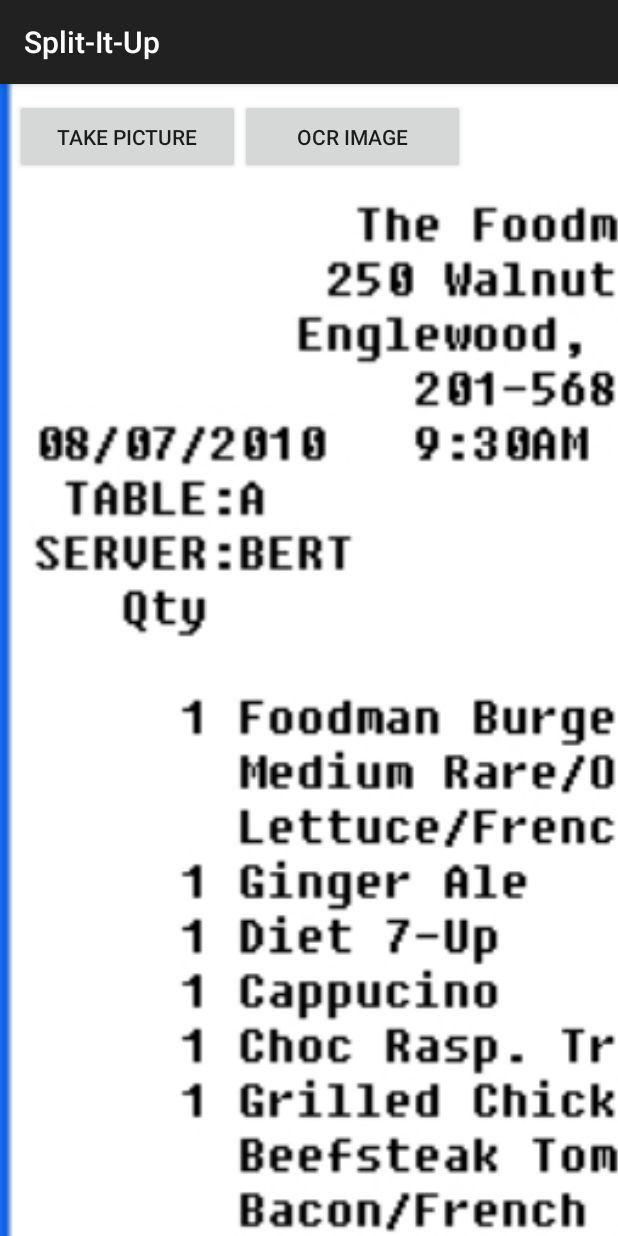
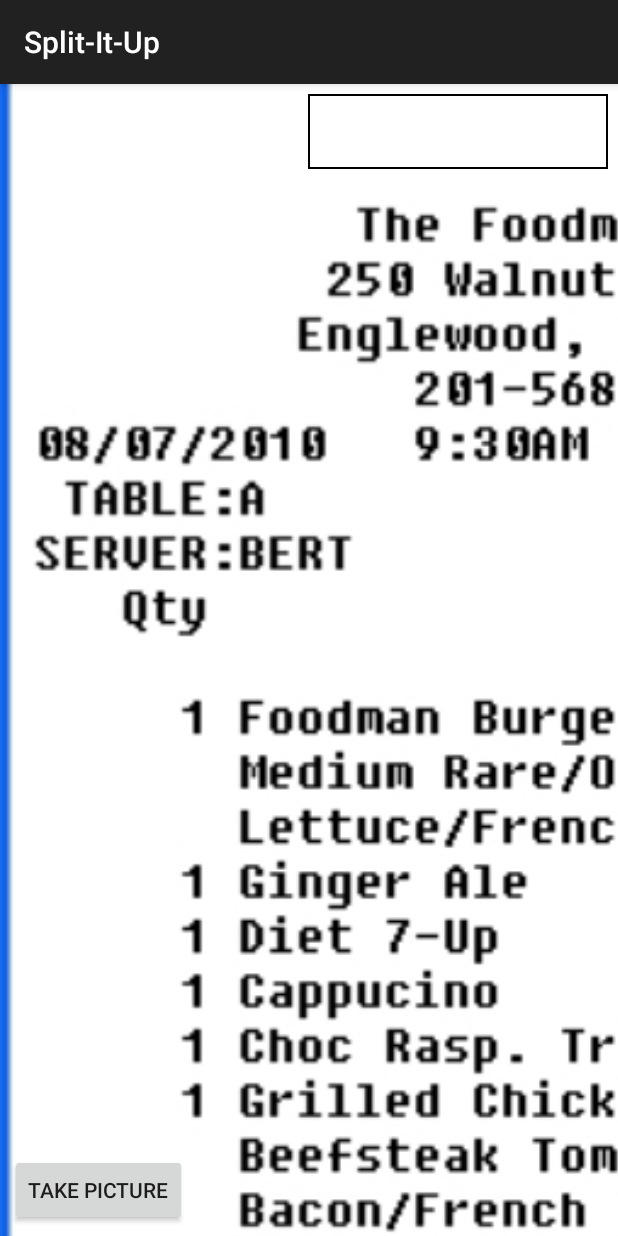
Before and after one commit to Alfwich/split-it-up, an Android app: the fragment MainActivityFragment shown on its own in the app's theme, after a tap on "TAKE PICTURE", on a phone screen of 412 x 824 dp. Run offline under Robolectric (Android 15) with nearby library versions, the phone set to English and light mode, and no system bars; libraries missing offline, so code that uses them is left out: com.googlecode.tesseract; 2 statements that could not run were skipped.

Commit message:
Most of the basic app is working now. Users can take pictures and do OCR on a small piece of the image. Tapping the image will change the center of the OCR image to the tapped location. Once the user is happy with the OCR image tapping on the OCR image will perform OCR on the image. When this is complete the resulting string will be returned and attempted to be added to the current sum.

```diff
--- a/app/src/main/AndroidManifest.xml
+++ b/app/src/main/AndroidManifest.xml
@@ -11,7 +11,8 @@
         android:theme="@style/AppTheme">
         <activity
             android:name=".MainActivity"
-            android:label="@string/app_name" >
+            android:label="@string/app_name"
+            android:theme="@android:style/Theme.Black.NoTitleBar.Fullscreen" >
             <intent-filter>
                 <action android:name="android.intent.action.MAIN" />
 
--- a/app/src/main/java/com/arthurwut/splititup/MainActivity.java
+++ b/app/src/main/java/com/arthurwut/splititup/MainActivity.java
@@ -1,6 +1,7 @@
 package com.arthurwut.splititup;
 
 import android.app.ActionBar;
+import android.app.Activity;
 import android.app.Fragment;
 import android.app.FragmentManager;
 import android.app.FragmentTransaction;
@@ -23,7 +24,7 @@
 
 
 
-public class MainActivity extends ActionBarActivity {
+public class MainActivity extends Activity {
 
     private void copyAssets() {
         AssetManager assetManager = getAssets();
--- a/app/src/main/java/com/arthurwut/splititup/MainActivityFragment.java
+++ b/app/src/main/java/com/arthurwut/splititup/MainActivityFragment.java
@@ -4,30 +4,22 @@
 import android.content.Intent;
 import android.graphics.Bitmap;
 import android.graphics.BitmapFactory;
-import android.graphics.Color;
+import android.graphics.Point;
 import android.net.Uri;
 import android.os.Environment;
 import android.provider.MediaStore;
-import android.support.v4.app.Fragment;
 import android.os.Bundle;
-import android.support.v4.view.MotionEventCompat;
 import android.util.Log;
-import android.view.DragEvent;
+import android.view.Display;
 import android.view.LayoutInflater;
 import android.view.MotionEvent;
-import android.view.ScaleGestureDetector;
 import android.view.View;
 import android.view.ViewGroup;
 import android.widget.AbsoluteLayout;
 import android.widget.Button;
-import android.widget.EditText;
 import android.widget.ImageView;
-import android.widget.LinearLayout;
-import android.widget.RelativeLayout;
 import android.widget.TextView;
-
 import com.googlecode.tesseract.android.TessBaseAPI;
-
 import java.io.File;
 import java.io.IOException;
 import java.text.SimpleDateFormat;
@@ -37,41 +29,149 @@
 /**
  * A placeholder fragment containing a simple view.
  */
-public class MainActivityFragment extends android.app.Fragment implements View.OnClickListener, View.OnTouchListener {
+public class MainActivityFragment extends android.app.Fragment {
 
     public MainActivityFragment() {
     }
 
-    public void onClick( View v ) {
+    private TotalSummer sum;
 
-        switch( v.getId() ) {
-            case R.id.mainTakePicture:
-                dispatchTakePictureIntent();
-                break;
+    TessBaseAPI tessBase;
+    private Bitmap nBmp;
+    private File imageFile;
+    private Bitmap bmp;
+    private View view;
 
-            case R.id.mainOCRImage:
-                if( imageFile != null ) {
-                    TessBaseAPI b = new TessBaseAPI();
-                    b.init(Environment.getExternalStorageDirectory() + "/split-it", "eng");
-                    Bitmap bmp = scaleDown(BitmapFactory.decodeFile(imageFile.toString()), 500.0f, true);
-                    b.setImage(bmp);
-                    TextView txt = (TextView) getView().findViewById(R.id.orcTextView);
-                    txt.setText( b.getUTF8Text() );
-                    Log.d("@@@", b.getUTF8Text());
+    private ImageView exampleImageView;
+    private ImageView mainImageView;
+    private AbsoluteLayout absLayoutView;
+    private TextView ocrTextView;
+    private TextView totalText;
+
+    private class PreviewImageTouchListener implements View.OnTouchListener {
+
+        public float dX = 0.0f, dY = 0.0f;
+
+        private Bitmap cropBitmap( Bitmap src, int x, int y, int width, int height ) {
+            x -= width/2;
+            y -= height/2;
+
+            if( x < 0 ) {
+                x = 0;
+            }
+
+            if (y < 0) {
+                y = 0;
+            }
+
+            if( width > src.getWidth() ) {
+                width = src.getWidth();
+            }
+
+            if( height > src.getHeight() ) {
+                height = src.getHeight();
+            }
+
+            if( x+width > src.getWidth() ) {
+                x = src.getWidth()-width;
+            }
+
+            if( y+height > src.getHeight() ) {
+                y = src.getHeight()-height;
+            }
+
+            return Bitmap.createBitmap( src, x, y, width, height );
+        }
+
+        public void reloadExampleBitmap( MotionEvent event ) {
+            if(  bmp != null ) {
+                float factor = (float) bmp.getHeight() / mainImageView.getHeight();
+                nBmp = cropBitmap(
+                        bmp,
+                        Math.round(( -absLayoutView.getX() + event.getRawX()) * factor),
+                        Math.round(( -absLayoutView.getY() + event.getRawY()) * factor),
+                        200,
+                        50
+                );
+
+                exampleImageView.setImageBitmap(nBmp);
+                tessBase.setImage(nBmp);
+            }
+        }
+
+        @Override
+        public boolean onTouch(View v, MotionEvent event) {
+            switch( event.getActionMasked() ) {
+
+                case MotionEvent.ACTION_DOWN:
+                    dX = v.getX() - event.getRawX();
+                    dY = v.getY() - event.getRawY();
+                    reloadExampleBitmap( event );
+                    break;
+
+                case MotionEvent.ACTION_MOVE:
+                    v.animate()
+                            .x( event.getRawX() + dX )
+                            .y( event.getRawY() + dY )
+                            .setDuration( 0L )
+                            .start();
+                    break;
+
+            }
+            return true;
+        }
+    }
+
+    private class TotalSummer {
+        private float total = 0.0f;
+
+        public void addValue( float v ) {
+            total += v;
+            totalText.setText(String.format("%.2f", total));
+        }
+
+        public void addValue( String v ) {
+            String[] parts = v.split("\\.");
+
+            if( parts.length > 1 ) {
+                v = parts[0] + "." + parts[1];
+                try {
+                    addValue(Float.parseFloat(v));
+                }catch( NumberFormatException x ) {
+                    Log.e( "@@@", "Could not extract float value from OCR result!" );
                 }
-                break;
+            }
 
         }
 
     }
 
-    File imageFile;
+    private class ClickEvents implements View.OnClickListener {
+        public void onClick( View v ) {
+
+            switch( v.getId() ) {
+                case R.id.mainTakePicture:
+                    dispatchTakePictureIntent();
+                    break;
+
+                case R.id.mainExampleImageView:
+                    String val = tessBase.getUTF8Text();
+                    ocrTextView.setText(val);
+                    sum.addValue(val);
+                    break;
+            }
+
+        }
+    }
+
     private File createImageFile() throws IOException {
         // Create an image file name
         String timeStamp = new SimpleDateFormat("yyyyMMdd_HHmmss").format(new Date());
         String imageFileName = "JPEG_" + timeStamp + "_";
+
         File storageDir = Environment.getExternalStoragePublicDirectory(
                 Environment.DIRECTORY_PICTURES);
+
         imageFile = File.createTempFile(
                 imageFileName,  /* prefix */
                 ".jpg",         /* suffix */
@@ -80,8 +180,6 @@
 
         return imageFile;
     }
-
-    static final int REQUEST_TAKE_PHOTO = 1;
 
     private void dispatchTakePictureIntent() {
         Intent takePictureIntent = new Intent(MediaStore.ACTION_IMAGE_CAPTURE);
@@ -98,22 +196,9 @@
             if (photoFile != null) {
                 takePictureIntent.putExtra(MediaStore.EXTRA_OUTPUT,
                         Uri.fromFile(photoFile));
-                startActivityForResult(takePictureIntent, REQUEST_TAKE_PHOTO);
+                startActivityForResult(takePictureIntent, 1);
             }
         }
-    }
-
-    public static Bitmap scaleDown(Bitmap realImage, float maxImageSize,
-                                   boolean filter) {
-        float ratio = Math.min(
-                (float) maxImageSize / realImage.getWidth(),
-                (float) maxImageSize / realImage.getHeight());
-        int width = Math.round((float) ratio * realImage.getWidth());
-        int height = Math.round((float) ratio * realImage.getHeight());
-
-        Bitmap newBitmap = Bitmap.createScaledBitmap(realImage, width,
-                height, filter);
-        return newBitmap;
     }
 
     @Override
@@ -121,18 +206,17 @@
         if (requestCode == 1 && resultCode == Activity.RESULT_OK) {
             if( imageFile != null ) {
                 //Bitmap bmp = scaleDown(BitmapFactory.decodeFile(imageFile.toString()), 500.0f, true);
-                Bitmap bmp = BitmapFactory.decodeFile(imageFile.toString());
-                ImageView iView = (ImageView) getView().findViewById(R.id.mainImageView);
+                bmp = BitmapFactory.decodeFile(imageFile.toString());
                 AbsoluteLayout iLay = (AbsoluteLayout) getView().findViewById( R.id.mainImageViewContainer);
                 iLay.setX(0.0f);
                 iLay.setY(0.0f);
-                iView.setImageBitmap(bmp);
+                mainImageView.setImageBitmap(bmp);
+                mainImageView.getLayoutParams().height = iLay.getLayoutParams().height = bmp.getHeight()*2;
+                mainImageView.getLayoutParams().width = iLay.getLayoutParams().width = bmp.getWidth()*2;
                 Log.d("@@@", "Returned to activity from picture-intent");
             }
         }
     }
-
-    private View view;
 
     @Override
     public View onCreateView(LayoutInflater inflater, ViewGroup container,
@@ -144,57 +228,27 @@
             Log.d("@@@", "INIT VIEW");
             view = inflater.inflate(R.layout.fragment_main, container, false);
 
+            absLayoutView = (AbsoluteLayout) view.findViewById( R.id.mainImageViewContainer );
+            absLayoutView.setOnTouchListener(new PreviewImageTouchListener());
+
+            exampleImageView = (ImageView) view.findViewById( R.id.mainExampleImageView );
+            exampleImageView.setOnClickListener(new ClickEvents());
+
+            mainImageView = (ImageView) view.findViewById(R.id.mainImageView);
+            ocrTextView = (TextView) view.findViewById(R.id.mainOCRTextView);
+            totalText = (TextView) view.findViewById(R.id.mainSumTotal);
+
             Button btn = (Button) view.findViewById( R.id.mainTakePicture );
-            btn.setOnClickListener(this);
+            btn.setOnClickListener(new ClickEvents());
 
-            AbsoluteLayout iLay = (AbsoluteLayout) view.findViewById( R.id.mainImageViewContainer );
-            iLay.setOnTouchListener(this);
+            bmp = BitmapFactory.decodeResource( getResources(), R.drawable.test );
 
-            btn = (Button) view.findViewById( R.id.mainOCRImage );
-            btn.setOnClickListener(this);
+            tessBase = new TessBaseAPI();
+            tessBase.init(Environment.getExternalStorageDirectory() + "/split-it", "eng");
+
+            sum = new TotalSummer();
         }
 
         return view;
     }
-
-
-    private ImageView iv;
-    private float dX = 0.0f, dY = 0.0f;
-
-    @Override
-    public boolean onTouch( View v, MotionEvent ev) {
-
-        switch( ev.getActionMasked() ) {
-            case MotionEvent.ACTION_DOWN:
-                dX = v.getX() - ev.getRawX();
-                dY = v.getY() - ev.getRawY();
-                Log.d("@@@", "CONSIDER TAP PLACEMENT?");
-
-                AbsoluteLayout al = (AbsoluteLayout) v;
-                if( iv == null ) {
-                    iv = new ImageView(v.getContext());
-                    iv.setImageResource(R.drawable.red_box);
-                    iv.setScaleType(ImageView.ScaleType.FIT_START);
-                    LinearLayout.LayoutParams layoutParams = new LinearLayout.LayoutParams(200, 100);
-                    iv.setLayoutParams(layoutParams);
-                    al.addView( iv );
-                }
-                iv.setX(ev.getRawX() - v.getX()-110);
-                iv.setY((ev.getRawY() - v.getY())-290);
-                iv.invalidate();
-                al.invalidate();
-                break;
-
-            case MotionEvent.ACTION_MOVE:
-                v.animate()
-                        .x( ev.getRawX() + dX )
-                        .y( ev.getRawY() + dY )
-                        .setDuration( 0L )
-                        .start();
-                break;
-            default:
-                return false;
-        }
-        return true;
-    }
 }
--- /dev/null
+++ b/app/src/main/res/drawable/back.xml
@@ -0,0 +1,5 @@
+<?xml version="1.0" encoding="utf-8"?>
+<shape xmlns:android="http://schemas.android.com/apk/res/android" android:shape="rectangle" >
+    <solid android:color="#fff" />
+    <stroke android:width="1dip" android:color="#000"/>
+</shape>
--- /dev/null
+++ b/app/src/main/res/drawable/imageborder.xml
@@ -0,0 +1,4 @@
+<?xml version="1.0" encoding="utf-8"?>
+<shape xmlns:android="http://schemas.android.com/apk/res/android" android:shape="rectangle" >
+    <stroke android:width="1dip" android:color="#000"/>
+</shape>
--- a/app/src/main/res/layout/fragment_main.xml
+++ b/app/src/main/res/layout/fragment_main.xml
@@ -2,33 +2,10 @@
 <AbsoluteLayout
     xmlns:android="http://schemas.android.com/apk/res/android"
     xmlns:tools="http://schemas.android.com/tools"
+    xmlns:app="http://schemas.android.com/apk/res-auto"
     tools:context=".MainActivityFragment"
-    android:layout_width="wrap_content"
+    android:layout_width="match_parent"
     android:layout_height="fill_parent" >
-
-    <Button
-        android:layout_width="150dip"
-        android:layout_height="50dip"
-        android:layout_x="10dip"
-        android:layout_y="10dip"
-        android:text="Take Picture"
-        android:id="@+id/mainTakePicture"
-        android:clickable="true" />
-
-    <Button
-        android:layout_width="150dip"
-        android:layout_height="50dip"
-        android:text="OCR Image"
-        android:layout_x="160dip"
-        android:layout_y="10dip"
-        android:id="@+id/mainOCRImage" />
-    <TextView
-        android:layout_width="fill_parent"
-        android:layout_height="fill_parent"
-        android:id="@+id/orcTextView"
-        android:layout_y="60dip"
-        android:layout_x="60dip"
-        android:layout_marginTop="50dip"/>
 
     <AbsoluteLayout
         android:layout_width="1000dip"
@@ -41,10 +18,46 @@
             android:layout_height="fill_parent"
             android:scaleType="fitStart"
             android:id="@+id/mainImageView"
-            android:src="@drawable/test" />
+            android:src="@drawable/test"
+            android:adjustViewBounds="true"/>
     </AbsoluteLayout>
 
+    <RelativeLayout
+        android:layout_width="match_parent"
+        android:layout_height="match_parent"
+        android:padding="10px">
+        <TextView
+            android:id="@+id/mainOCRTextView"
+            android:background="@drawable/back"
+            android:layout_width="wrap_content"
+            android:layout_height="wrap_content"
+            android:layout_alignParentTop="true"
+            android:layout_alignParentLeft="true" />
 
+        <Button
+            android:layout_width="wrap_content"
+            android:layout_height="wrap_content"
+            android:layout_alignParentBottom="true"
+            android:text="Take Picture"
+            android:id="@+id/mainTakePicture"
+            android:clickable="true" />
 
+        <ImageView
+            android:layout_width="200dip"
+            android:layout_height="50dip"
+            android:background="@drawable/imageborder"
+            android:id="@+id/mainExampleImageView"
+            android:layout_alignParentTop="true"
+            android:layout_alignParentRight="true"
+            android:padding="1dip"/>
+
+        <TextView
+            android:id="@+id/mainSumTotal"
+            android:background="@drawable/back"
+            android:layout_width="wrap_content"
+            android:layout_height="wrap_content"
+            android:layout_alignParentBottom="true"
+            android:layout_alignParentRight="true" />
+    </RelativeLayout>
 
 </AbsoluteLayout>
```
